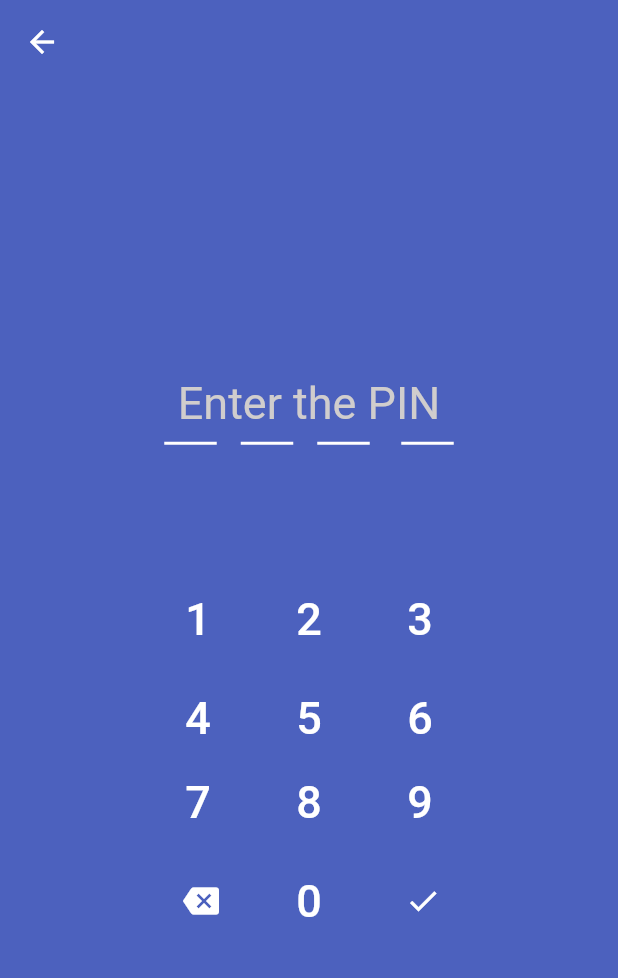
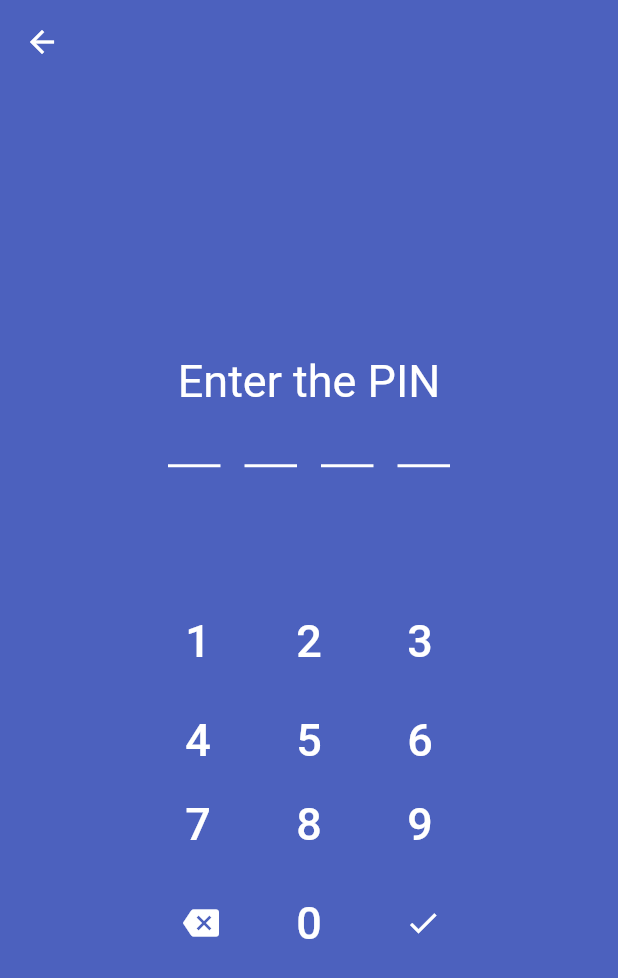
Before and after one commit to ceejayps/banking_app_2, a Flutter app: the screen it shows after launch, on a phone screen of 412 x 824 dp. Shown: the top 978 px of the screen. Run offline on Flutter 3.47's test engine with Material 2 defaults, Android fonts, the phone set to English and light mode, and no system bars; missing offline and left inert: dart:ffi.

Commit message:
Update main.dart

```diff
--- a/lib/main.dart
+++ b/lib/main.dart
@@ -32,6 +32,8 @@ class MyHomePage extends StatefulWidget {
 class _MyHomePageState extends State<MyHomePage> {
   Color typed = Colors.white;
   Color empty = Colors.white38;
+  BoxDecoration dotborder =
+      BoxDecoration(borderRadius: BorderRadius.circular(60));
   List pin = [];
   @override
   Widget build(BuildContext context) {
@@ -60,9 +62,53 @@ class _MyHomePageState extends State<MyHomePage> {
                 const Text(
                   "Enter the PIN",
                   style: TextStyle(
-                      color: Color.fromARGB(255, 208, 205, 205),
+                      color: Color.fromARGB(255, 255, 255, 255),
                       fontSize: 30,
                       fontWeight: FontWeight.w400),
+                ),
+                SizedBox(
+                  height: 20,
+                ),
+                Row(
+                  mainAxisAlignment: MainAxisAlignment.center,
+                  children: [
+                    Padding(
+                        padding: const EdgeInsets.symmetric(horizontal: 21),
+                        child: Container(
+                          width: 10,
+                          height: 10,
+                          color: pin.length >= 1
+                              ? Color.fromARGB(255, 255, 255, 255)
+                              : Color.fromARGB(0, 255, 254, 254),
+                        )),
+                    Padding(
+                        padding: const EdgeInsets.symmetric(horizontal: 21),
+                        child: Container(
+                          width: 10,
+                          height: 10,
+                          color: pin.length >= 2
+                              ? Color.fromARGB(255, 255, 255, 255)
+                              : Color.fromARGB(0, 255, 254, 254),
+                        )),
+                    Padding(
+                        padding: const EdgeInsets.symmetric(horizontal: 21),
+                        child: Container(
+                          width: 10,
+                          height: 10,
+                          color: pin.length >= 3
+                              ? Color.fromARGB(255, 255, 255, 255)
+                              : Color.fromARGB(0, 255, 254, 254),
+                        )),
+                    Padding(
+                        padding: const EdgeInsets.symmetric(horizontal: 21),
+                        child: Container(
+                          width: 10,
+                          height: 10,
+                          color: pin.length >= 4
+                              ? Color.fromARGB(255, 255, 255, 255)
+                              : Color.fromARGB(0, 255, 254, 254),
+                        )),
+                  ],
                 ),
                 Row(
                   mainAxisAlignment: MainAxisAlignment.center,
@@ -74,7 +120,7 @@ class _MyHomePageState extends State<MyHomePage> {
                           height: 2,
                           color: pin.length >= 1
                               ? const Color.fromARGB(255, 208, 205, 205)
-                              : const Color.fromARGB(255, 255, 254, 254),
+                              : Color.fromARGB(255, 255, 255, 255),
                         )),
                     Padding(
                         padding: const EdgeInsets.all(8.0),
@@ -83,7 +129,7 @@ class _MyHomePageState extends State<MyHomePage> {
                           height: 2,
                           color: pin.length >= 2
                               ? const Color.fromARGB(255, 208, 205, 205)
-                              : const Color.fromARGB(255, 255, 254, 254),
+                              : Color.fromARGB(255, 255, 255, 255),
                         )),
                     Padding(
                         padding: const EdgeInsets.all(8.0),
@@ -92,11 +138,8 @@ class _MyHomePageState extends State<MyHomePage> {
                           height: 2,
                           color: pin.length >= 3
                               ? const Color.fromARGB(255, 208, 205, 205)
-                              : const Color.fromARGB(255, 255, 254, 254),
+                              : Color.fromARGB(255, 255, 255, 255),
                         )),
-                    const SizedBox(
-                      width: 5,
-                    ),
                     Padding(
                         padding: const EdgeInsets.all(8.0),
                         child: Container(
@@ -104,7 +147,7 @@ class _MyHomePageState extends State<MyHomePage> {
                           height: 2,
                           color: pin.length >= 4
                               ? const Color.fromARGB(255, 208, 205, 205)
-                              : const Color.fromARGB(255, 255, 254, 254),
+                              : Color.fromARGB(255, 255, 255, 255),
                         )),
                   ],
                 ),
```
